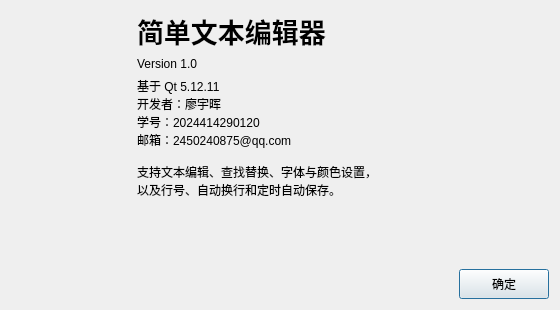
1aw-k/QT2, file aboutdialog.ui: the form before one commit.
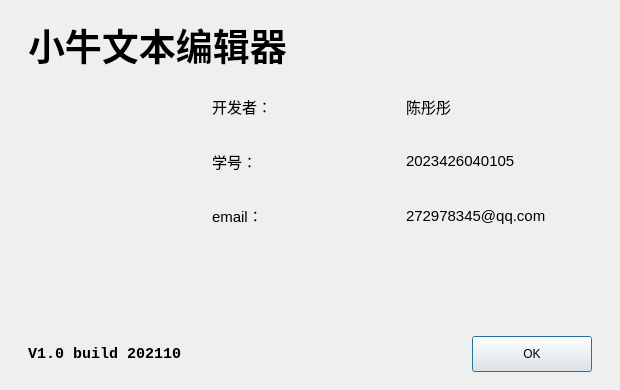
The form after the commit.

Commit message: feat: redesign editor icons and about page

What changed in the file:
```diff
--- a/aboutdialog.ui
+++ b/aboutdialog.ui
@@ -6,95 +6,220 @@
    <rect>
     <x>0</x>
     <y>0</y>
-    <width>560</width>
-    <height>310</height>
+    <width>620</width>
+    <height>390</height>
    </rect>
   </property>
+  <property name="minimumSize">
+   <size>
+    <width>600</width>
+    <height>370</height>
+   </size>
+  </property>
   <property name="windowTitle">
    <string>关于简单文本编辑器</string>
   </property>
-  <layout class="QHBoxLayout" name="horizontalLayout">
+  <layout class="QVBoxLayout" name="rootLayout">
+   <property name="spacing">
+    <number>14</number>
+   </property>
+   <property name="leftMargin">
+    <number>28</number>
+   </property>
+   <property name="topMargin">
+    <number>18</number>
+   </property>
+   <property name="rightMargin">
+    <number>28</number>
+   </property>
+   <property name="bottomMargin">
+    <number>18</number>
+   </property>
    <item>
-    <widget class="QLabel" name="iconLabel">
-     <property name="minimumSize">
-      <size>
-       <width>120</width>
-       <height>120</height>
-      </size>
-     </property>
-     <property name="maximumSize">
-      <size>
-       <width>120</width>
-       <height>120</height>
-      </size>
+    <widget class="QLabel" name="titleLabel">
+     <property name="font">
+      <font>
+       <family>宋体</family>
+       <pointsize>28</pointsize>
+       <weight>75</weight>
+       <bold>true</bold>
+      </font>
      </property>
      <property name="text">
-      <string/>
+      <string>小牛文本编辑器</string>
      </property>
     </widget>
    </item>
    <item>
-    <layout class="QVBoxLayout" name="verticalLayout">
+    <layout class="QHBoxLayout" name="bodyLayout">
+     <property name="spacing">
+      <number>34</number>
+     </property>
      <item>
-      <widget class="QLabel" name="titleLabel">
+      <widget class="QLabel" name="iconLabel">
+       <property name="minimumSize">
+        <size>
+         <width>150</width>
+         <height>150</height>
+        </size>
+       </property>
+       <property name="maximumSize">
+        <size>
+         <width>150</width>
+         <height>150</height>
+        </size>
+       </property>
+       <property name="scaledContents">
+        <bool>true</bool>
+       </property>
+       <property name="text">
+        <string/>
+       </property>
+      </widget>
+     </item>
+     <item>
+      <layout class="QGridLayout" name="contactGrid">
+       <property name="horizontalSpacing">
+        <number>8</number>
+       </property>
+       <property name="verticalSpacing">
+        <number>14</number>
+       </property>
+       <item row="0" column="0">
+        <widget class="QLabel" name="developerCaptionLabel">
+         <property name="font">
+          <font>
+           <pointsize>11</pointsize>
+          </font>
+         </property>
+         <property name="text">
+          <string>开发者：</string>
+         </property>
+        </widget>
+       </item>
+       <item row="0" column="1">
+        <widget class="QLabel" name="developerValueLabel">
+         <property name="font">
+          <font>
+           <pointsize>11</pointsize>
+          </font>
+         </property>
+         <property name="text">
+          <string>陈彤彤</string>
+         </property>
+        </widget>
+       </item>
+       <item row="1" column="0">
+        <widget class="QLabel" name="studentIdCaptionLabel">
+         <property name="font">
+          <font>
+           <pointsize>11</pointsize>
+          </font>
+         </property>
+         <property name="text">
+          <string>学号：</string>
+         </property>
+        </widget>
+       </item>
+       <item row="1" column="1">
+        <widget class="QLabel" name="studentIdValueLabel">
+         <property name="font">
+          <font>
+           <pointsize>11</pointsize>
+          </font>
+         </property>
+         <property name="text">
+          <string>2023426040105</string>
+         </property>
+        </widget>
+       </item>
+       <item row="2" column="0">
+        <widget class="QLabel" name="emailCaptionLabel">
+         <property name="font">
+          <font>
+           <pointsize>11</pointsize>
+          </font>
+         </property>
+         <property name="text">
+          <string>email：</string>
+         </property>
+        </widget>
+       </item>
+       <item row="2" column="1">
+        <widget class="QLabel" name="emailValueLabel">
+         <property name="font">
+          <font>
+           <pointsize>11</pointsize>
+          </font>
+         </property>
+         <property name="text">
+          <string>272978345@qq.com</string>
+         </property>
+        </widget>
+       </item>
+      </layout>
+     </item>
+    </layout>
+   </item>
+   <item>
+    <spacer name="bodySpacer">
+     <property name="orientation">
+      <enum>Qt::Vertical</enum>
+     </property>
+     <property name="sizeHint" stdset="0">
+      <size>
+       <width>20</width>
+       <height>18</height>
+      </size>
+     </property>
+    </spacer>
+   </item>
+   <item>
+    <layout class="QHBoxLayout" name="footerLayout">
+     <item>
+      <widget class="QLabel" name="buildLabel">
        <property name="font">
         <font>
-         <pointsize>20</pointsize>
+         <family>Courier New</family>
+         <pointsize>11</pointsize>
          <weight>75</weight>
          <bold>true</bold>
         </font>
        </property>
        <property name="text">
-        <string>简单文本编辑器</string>
+        <string>V1.0 build 202110</string>
        </property>
       </widget>
      </item>
      <item>
-      <widget class="QLabel" name="versionLabel">
-       <property name="text">
-        <string>Version 1.0</string>
-       </property>
-      </widget>
-     </item>
-     <item>
-      <widget class="QLabel" name="detailLabel">
-       <property name="text">
-        <string>基于 Qt 5.12.11
-开发者：廖宇晖
-学号：2024414290120
-邮箱：2450240875@qq.com
-
-支持文本编辑、查找替换、字体与颜色设置，
-以及行号、自动换行和定时自动保存。</string>
-       </property>
-       <property name="wordWrap">
-        <bool>true</bool>
-       </property>
-      </widget>
-     </item>
-     <item>
-      <spacer name="verticalSpacer">
+      <spacer name="footerSpacer">
        <property name="orientation">
-        <enum>Qt::Vertical</enum>
+        <enum>Qt::Horizontal</enum>
        </property>
        <property name="sizeHint" stdset="0">
         <size>
-         <width>20</width>
+         <width>40</width>
          <height>20</height>
         </size>
        </property>
       </spacer>
      </item>
-     <item alignment="Qt::AlignRight">
+     <item>
       <widget class="QPushButton" name="okButton">
        <property name="minimumSize">
         <size>
-         <width>90</width>
-         <height>30</height>
+         <width>120</width>
+         <height>36</height>
+        </size>
+       </property>
+       <property name="maximumSize">
+        <size>
+         <width>120</width>
+         <height>36</height>
         </size>
        </property>
        <property name="text">
-        <string>确定</string>
+        <string>OK</string>
        </property>
        <property name="default">
         <bool>true</bool>
```
Left out of the diff: 2 changed lines with no effect on the pictures. The commit also changes 8 other files.
